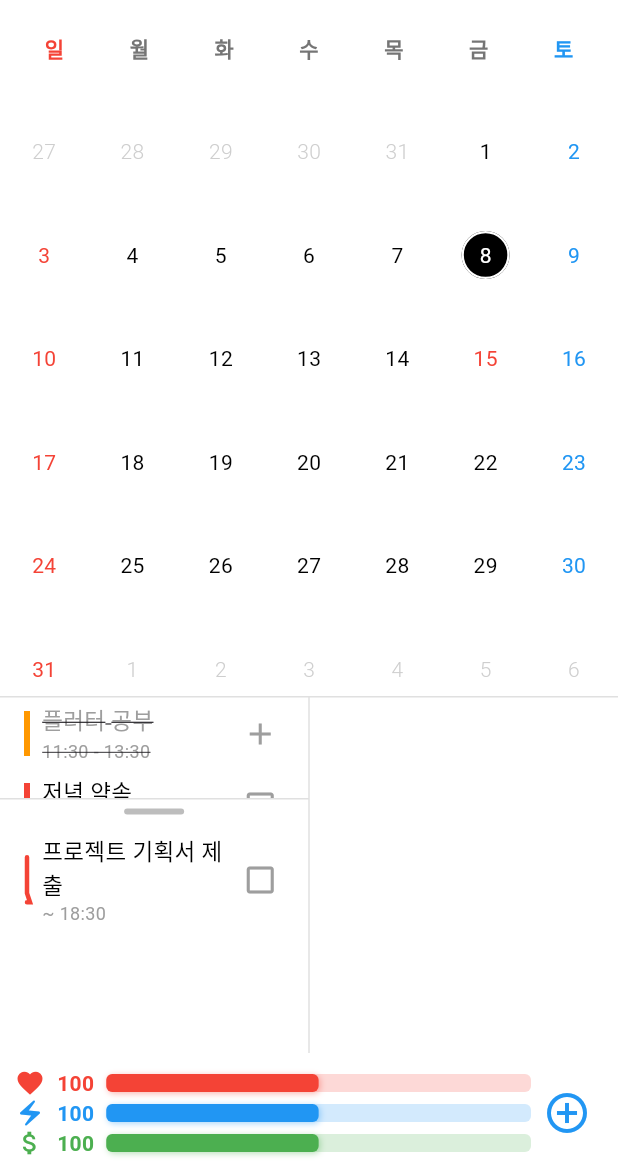
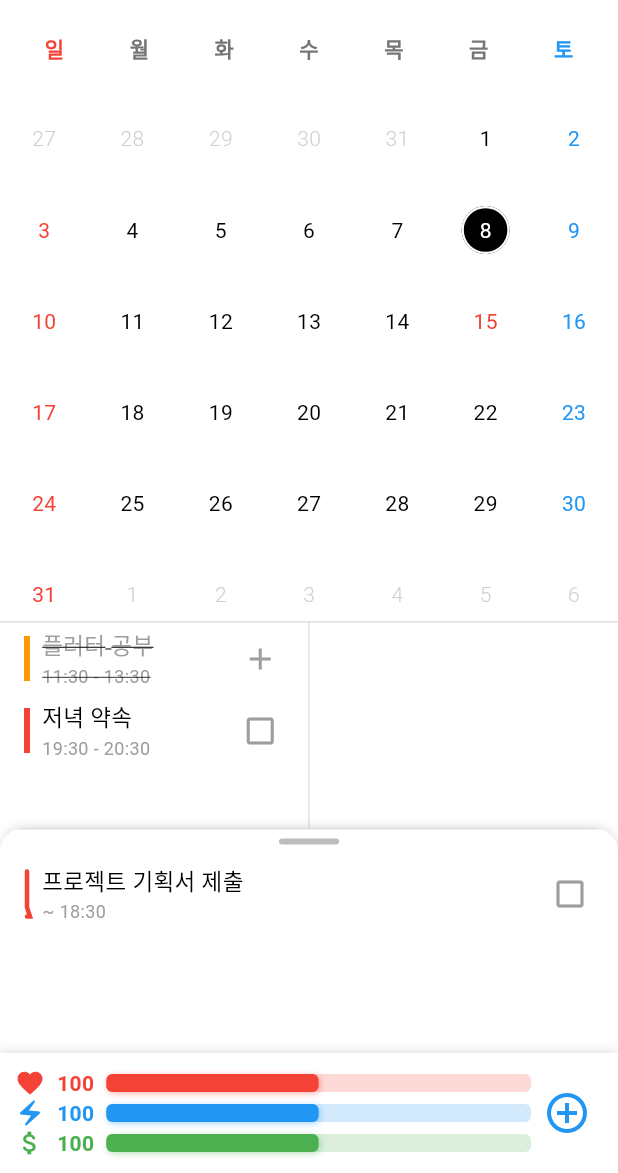
Before and after one commit to Theorin21/AllCal, a Flutter app: the screen it shows after launch, on a phone screen of 412 x 824 dp, the part 63-1236 px from its top. Run offline on Flutter 3.47's test engine with Material 3 defaults, Android fonts, the phone set to English and light mode, and no system bars; our stand-ins replace flutter_colorpicker, month_picker_dialog; Roboto replaces fonts that are missing (Pretendard).

Commit message:
기록 삭제, 기한 창 너비 확장, 그림자 추가

```diff
--- a/lib/models/daily_data.dart
+++ b/lib/models/daily_data.dart
@@ -9,7 +9,7 @@ enum CompletionState {
 }
 
 // 데이터 타입을 명확히 구분하기 위한 열거형(enum)
-enum ItemType { schedule, deadline, task, record }
+enum ItemType { schedule, deadline, task, }
 
 class DailyData {
   final String id;
--- a/lib/providers/data_provider.dart
+++ b/lib/providers/data_provider.dart
@@ -9,7 +9,6 @@ class DataProvider extends ChangeNotifier {
     DailyData(id: '2', title: '헬스', type: ItemType.task, categoryId: '4'),
     DailyData(id: '3', title: '프로젝트 기획서 제출', type: ItemType.deadline, categoryId: '1', startTime: DateTime.now().add(const Duration(hours: 8))),
     DailyData(id: '4', title: '저녁 약속', type: ItemType.schedule, categoryId: '1', startTime: DateTime.now().add(const Duration(hours: 9)), endTime: DateTime.now().add(const Duration(hours: 10))),
-    DailyData(id: '5', title: '어제 회의 기록', type: ItemType.record, categoryId: '3', completionState: CompletionState.detailed),
   ];
 
   List<DailyData> get allData => _allData;
--- a/lib/screens/main_screen.dart
+++ b/lib/screens/main_screen.dart
@@ -60,7 +60,6 @@ class _MainScreenState extends State<MainScreen> with SingleTickerProviderStateM
     final schedules = allDayData.where((d) => d.type == ItemType.schedule).toList();
     final deadlines = allDayData.where((d) => d.type == ItemType.deadline).toList();
     final tasks = allDayData.where((d) => d.type == ItemType.task).toList();
-    final records = allDayData.where((d) => d.type == ItemType.record).toList();
 
     return Scaffold(
       backgroundColor: Colors.white,
@@ -71,66 +70,87 @@ class _MainScreenState extends State<MainScreen> with SingleTickerProviderStateM
           Column(
             children: [
               const SizedBox(
-                height: 450,
+                height: 400,
                 child: CustomMonthlyCalendar(),
               ),
               const Divider(height: 1, color: Colors.black12),
               Expanded(
+                // [수정] 1층: 기본 좌우 분할 목록
+                child: Row(
+                  children: [
+                    Expanded(child: DailyListView(items: schedules)),
+                    const VerticalDivider(width: 1, color: Colors.black12),
+                    Expanded(child: DailyListView(items: tasks)),
+                  ],
+                ),
+              ),
+              const SizedBox(height: 80), // 상태 바가 들어갈 빈 공간 확보
+            ],
+          ),
+
+          // [수정] 2층: 기한 패널 (조건부 표시)
+          if (deadlines.isNotEmpty)
+            Positioned(
+              left: 0,
+              right: 0,
+              bottom: 80,
               child: LayoutBuilder(
                 builder: (context, constraints) {
-                    final totalHeight = constraints.maxHeight;
+                  final parentHeight = MediaQuery.of(context).size.height - 400 - 80 - MediaQuery.of(context).padding.top - kToolbarHeight;
+                  final maxHeight = parentHeight;
 
-                    return Row(
-                      children: [
-                        Expanded(
+                  // [수정] 이전의 Container와 BoxDecoration을 사용하는 코드로 복구합니다.
+                  return Container(
+                    height: uiProvider.deadlinePanelHeight,
+                    decoration: BoxDecoration(
+                      color: Colors.white, // 배경색
+                      // 그림자는 직선으로 표시되는 이전 방식
+                      boxShadow: [
+                        BoxShadow(
+                          color: Colors.black.withOpacity(0.1),
+                          blurRadius: 4,
+                          offset: const Offset(0, -2),
+                        ),
+                      ],
+                      // 둥근 모서리
+                      borderRadius: const BorderRadius.only(
+                        topLeft: Radius.circular(16),
+                        topRight: Radius.circular(16),
+                      ),
+                    ),
+                    // 내용물을 둥글게 잘라내서 구분선이 삐져나오지 않도록 합니다.
+                    child: ClipRRect(
+                      borderRadius: const BorderRadius.only(
+                        topLeft: Radius.circular(16),
+                        topRight: Radius.circular(16),
+                      ),
                       child: Column(
                         children: [
-                              Expanded(child: DailyListView(items: schedules)),
-                              if (deadlines.isNotEmpty) ...[
                           DraggableDivider(
                             onDrag: (details) {
                               final newHeight = uiProvider.deadlinePanelHeight - details.delta.dy;
-                                    final maxHeight = totalHeight - 80;
                               uiProvider.setDeadlinePanelHeight(newHeight, maxHeight);
                             },
                           ),
-                                SizedBox(
-                                  height: uiProvider.deadlinePanelHeight,
+                          Expanded(
                             child: DailyListView(items: deadlines),
                           ),
-                              ]
                         ],
                       ),
                     ),
-                        const VerticalDivider(width: 1, color: Colors.black12),
-                        Expanded(
-                          child: Column(
-                            children: [
-                              Expanded(child: DailyListView(items: tasks)),
-                              if (records.isNotEmpty) ...[
-                                DraggableDivider(
-                                  onDrag: (details) {
-                                    final newHeight = uiProvider.recordPanelHeight - details.delta.dy;
-                                    final maxHeight = totalHeight - 80;
-                                    uiProvider.setRecordPanelHeight(newHeight, maxHeight);
+                  );
                 },
               ),
-                                SizedBox(
-                                  height: uiProvider.recordPanelHeight,
-                                  child: DailyListView(items: records),
             ),
-                              ]
-                            ],
+
+          // 3층: 상태 바 (항상 표시)
+          Positioned(
+            left: 0,
+            right: 0,
+            bottom: 0,
+            child: BottomStatusBar(onAddPressed: _toggleFab),
           ),
-                        ),
-                      ],
-                    );
-                  }
-                ),
-              ),
-              BottomStatusBar(onAddPressed: _toggleFab),
-            ],
-          ),
+
           ExpandingFab(
             isOpen: _isFabOpen,
             animationController: _fabController,
--- a/lib/widgets/bottom_status_bar.dart
+++ b/lib/widgets/bottom_status_bar.dart
@@ -23,8 +23,18 @@ class BottomStatusBar extends StatelessWidget {
 
     return Container(
       height: 80,
-      color: Colors.white,
       padding: const EdgeInsets.symmetric(horizontal: 10.0, vertical: 8.0),
+      decoration: BoxDecoration(
+        color: Colors.white, // 배경색은 흰색 유지
+        boxShadow: [
+          // 위쪽에만 은은한 그림자를 추가
+          BoxShadow(
+            color: Colors.black.withOpacity(0.1), // 그림자 색상
+            blurRadius: 4, // 흐림 효과 반경
+            offset: const Offset(0, -2), // 그림자 위치 (y축 위쪽으로 -2)
+          ),
+        ],
+      ),
       child: Row(
         children: [
           Expanded(
--- a/lib/widgets/daily_list_view.dart
+++ b/lib/widgets/daily_list_view.dart
@@ -64,7 +64,7 @@ class DailyListView extends StatelessWidget {
                       size: const Size(4, 30),
                       painter: DeadlinePainter(color: categoryColor),
                     ),
-                  if (data.type == ItemType.task || data.type == ItemType.record)
+                  if (data.type == ItemType.task)
                     Container(width: 8, height: 8, decoration: BoxDecoration(color: categoryColor, shape: BoxShape.circle)),
 
                   const SizedBox(width: 8),
@@ -271,9 +271,6 @@ class DailyListView extends StatelessWidget {
       case ItemType.task:
         return '';
 
-      case ItemType.record:
-        return timeFormat.format(start);
-
       default:
         return '';
     }
--- a/lib/widgets/expanding_fab.dart
+++ b/lib/widgets/expanding_fab.dart
@@ -33,7 +33,6 @@ class _ExpandingFabState extends State<ExpandingFab> {
     FabAction(label: '일정', icon: Icons.schedule, type: ItemType.schedule),
     FabAction(label: '기한', icon: Icons.flag_outlined, type: ItemType.deadline),
     FabAction(label: '할일', icon: Icons.check_box_outlined, type: ItemType.task),
-    FabAction(label: '기록', icon: Icons.edit_note_outlined, type: ItemType.record),
   ];
 
   @override
```
Also changed, not shown: lib/screens/item_edit_screen.dart (+1 -35 lines). Lines whose indentation alone changed are shown as unchanged.
